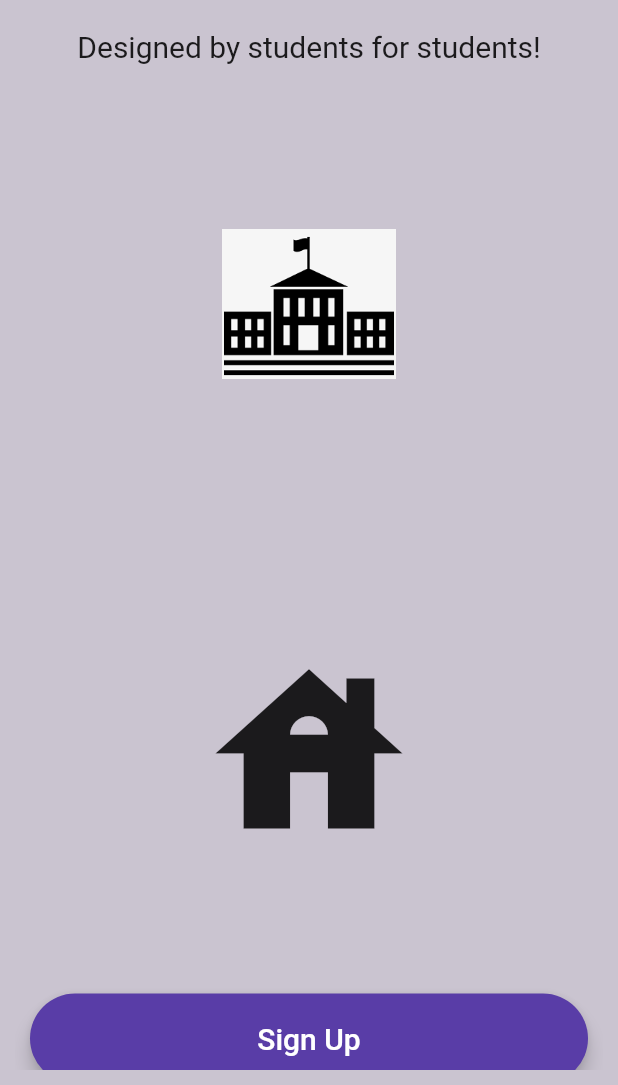
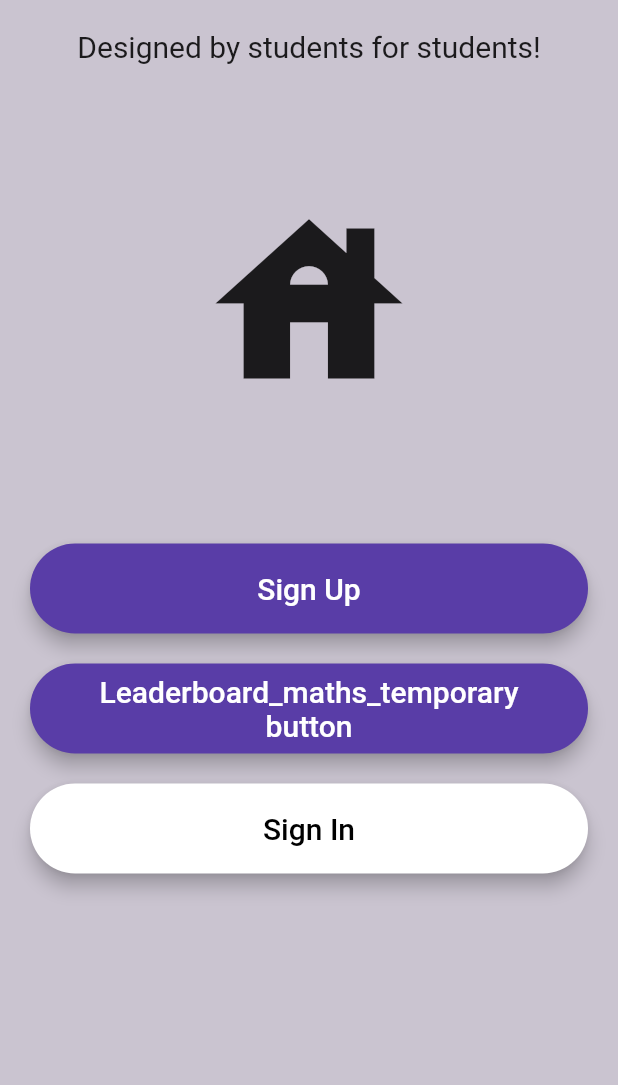
Before and after one commit to Athanasiosvaris/United, a Flutter app: the screen it shows after launch, on a phone screen of 412 x 824 dp, the part 151-1236 px from its top. Run offline on Flutter 3.47's test engine with Material 2 defaults, Android fonts, the phone set to English and light mode, and no system bars.

Commit message:
Nothing special

```diff
--- a/lib/main.dart
+++ b/lib/main.dart
@@ -1,8 +1,7 @@
 import 'package:flutter/material.dart';
 import 'package:united/signin_page.dart';
 import 'package:united/signup_page.dart';
-//Evala 1 sxolio
-// 2 sxolio
+import 'package:united/leaderboard_maths.dart';
 
 void main() {
   runApp(const United());
@@ -85,18 +84,6 @@ class _Firstscreen extends State<Firstscreen> {
                       'Designed by students for students!',
                       style: TextStyle(fontSize: 20),
                     )),
-                SizedBox(
-                  //Etsi vazo empty space
-                  height: 100,
-                ),
-                Image.asset(
-                  'assets/images/uni.png',
-                  height: 100.0,
-                ),
-                const SizedBox(
-                  //Etsi vazo empty space
-                  height: 100,
-                ),
                 Container(
                   height: 300.00,
                   alignment: Alignment.center,
@@ -134,6 +121,31 @@ class _Firstscreen extends State<Firstscreen> {
                     height: 80,
                     padding: const EdgeInsets.all(10),
                     child: ElevatedButton(
+                      style: ElevatedButton.styleFrom(
+                          elevation: 5,
+                          shape: const StadiumBorder(),
+                          backgroundColor:
+                              const Color.fromARGB(255, 89, 61, 167)),
+                      child: const Text(
+                        'Leaderboard_maths_temporary button',
+                        textAlign: TextAlign.center,
+                        style: TextStyle(
+                          fontSize: 20,
+                          color: Colors.white,
+                        ),
+                      ),
+                      onPressed: () {
+                        Navigator.push(
+                            context,
+                            MaterialPageRoute(
+                                builder: (context) =>
+                                    const leaderboard_maths()));
+                      },
+                    )),
+                Container(
+                    height: 80,
+                    padding: const EdgeInsets.all(10),
+                    child: ElevatedButton(
                         style: ElevatedButton.styleFrom(
                             elevation: 5,
                             shape:
```
Also changed, not shown: lib/leaderboard_maths.dart (added, +144 -0 lines).
